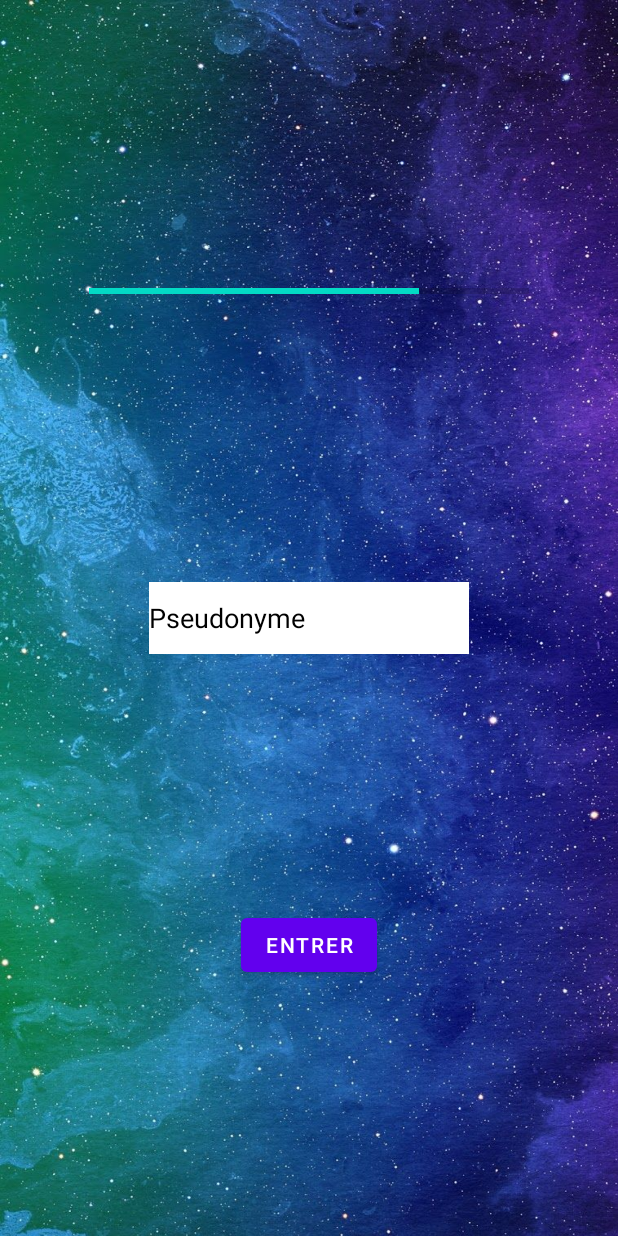
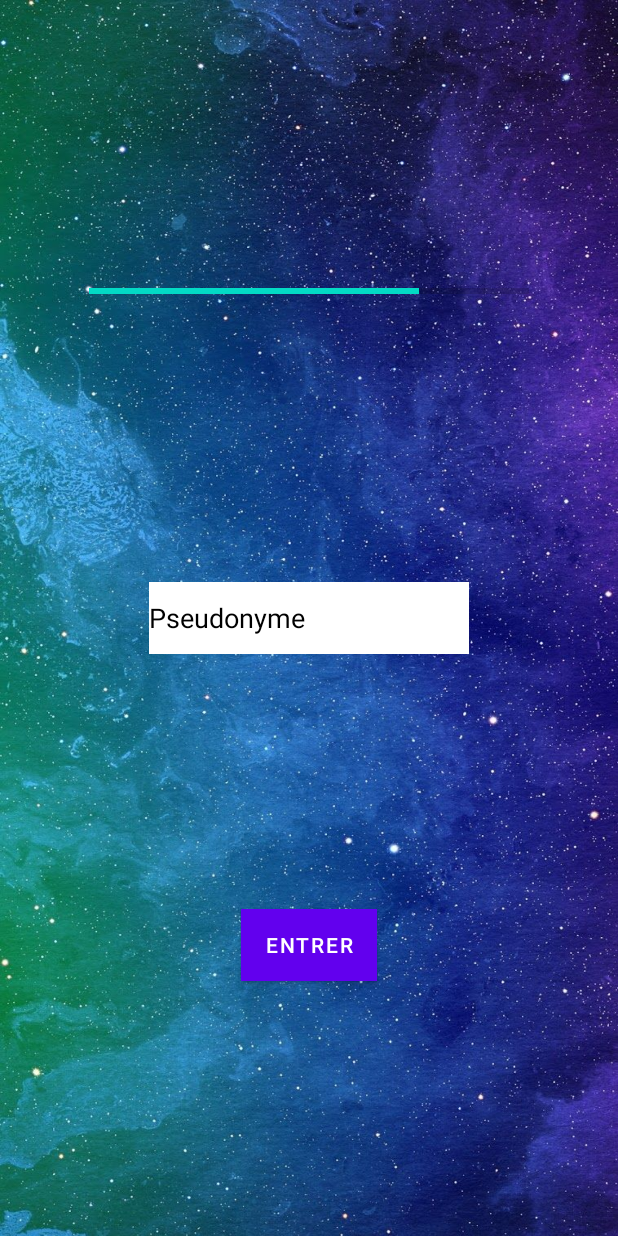
Before and after one commit to Naramazuki/Projet_Java, an Android app: the layout activity_game.xml on its own in the app's theme, with its tools: preview values and no code run, on a phone screen of 412 x 824 dp. Run offline under Robolectric (Android 15) with nearby library versions, the phone set to English and light mode, and no system bars.

Commit message:
lien interface combat creation de l'équipe

```diff
--- a/app/src/main/java/com/example/myapplication/ListCharacters.java
+++ b/app/src/main/java/com/example/myapplication/ListCharacters.java
@@ -2,7 +2,7 @@ package com.example.myapplication;
 
 import java.util.ArrayList;
 
-import javax.xml.stream.events.Characters;
+
 
 public class ListCharacters {
     ArrayList<Characters> list_c;
--- /dev/null
+++ b/app/src/main/res/drawable/button_bg_color.xml
@@ -0,0 +1,12 @@
+<?xml version="1.0" encoding="utf-8"?>
+<selector xmlns:android="http://schemas.android.com/apk/res/android">
+        <item android:state_pressed="true">
+            <color android:color="@color/black"/>
+        </item>
+        <item android:state_enabled="true">
+            <color android:color="@color/purple_200"/>
+        </item>
+        <item android:state_enabled="false">
+            <color android:color="@color/white"/>
+        </item>
+</selector>
--- a/app/src/main/res/layout/activity_game.xml
+++ b/app/src/main/res/layout/activity_game.xml
@@ -33,7 +33,7 @@
         android:layout_width="wrap_content"
         android:layout_height="wrap_content"
         android:text="@string/entrer"
-
+        android:background="@drawable/button_bg_color"
         app:layout_constraintBottom_toBottomOf="parent"
         app:layout_constraintEnd_toEndOf="parent"
         app:layout_constraintHorizontal_bias="0.5"
@@ -139,18 +139,26 @@
                 android:layout_width="215dp"
                 android:layout_height="match_parent"
                 android:layout_marginLeft="10dp"
-                android:progressTint="#4CAF50"
-                android:progress="100"/>
-                <TextView
-                    android:gravity="center"
-                    android:text="567/565PV"
-                    android:layout_marginLeft="5dp"
-                    android:layout_height="wrap_content"
-                    android:layout_marginTop="20dp"
-                    android:layout_width="wrap_content"
-                    android:background="@drawable/btn"
-                    android:id="@+id/Pv"
-                    />
+                android:progress="100"
+                android:progressTint="#4CAF50" />
+
+            <TextView
+                android:id="@+id/Pv"
+                android:layout_width="wrap_content"
+                android:layout_height="wrap_content"
+                android:layout_marginLeft="5dp"
+                android:layout_marginTop="20dp"
+                android:background="@drawable/btn"
+                android:gravity="center"
+                android:text="567/565PV" />
+
+            <Button
+                android:id="@+id/NextChara"
+                android:layout_width="80dp"
+                android:layout_height="40dp"
+                android:background="@drawable/btn"
+                android:gravity="center"
+                android:text="Next" />
 
         </TableRow>
 
@@ -176,18 +184,17 @@
                 android:backgroundTintMode="src_atop"
                 android:foregroundTint="#3F51B5"
                 android:progress="100"
-                android:progressTint="#3F51B5"
-                 />
+                android:progressTint="#3F51B5" />
+
             <TextView
+                android:id="@+id/Mana"
+                android:layout_width="wrap_content"
+                android:layout_height="match_parent"
+
+                android:layout_marginLeft="5dp"
+                android:background="@drawable/btn"
                 android:gravity="center"
-                android:text="200/200PM"
-                android:layout_marginLeft="5dp"
-
-                android:layout_height="match_parent"
-                android:layout_width="wrap_content"
-                android:background="@drawable/btn"
-                android:id="@+id/Mana"
-                />
+                android:text="200/200PM" />
         </TableRow>
 
         <TableRow
```
Also changed, not shown: app/src/main/java/com/example/myapplication/Characters.java (+21 -1 lines), app/src/main/java/com/example/myapplication/Game.java (+9 -0 lines).
